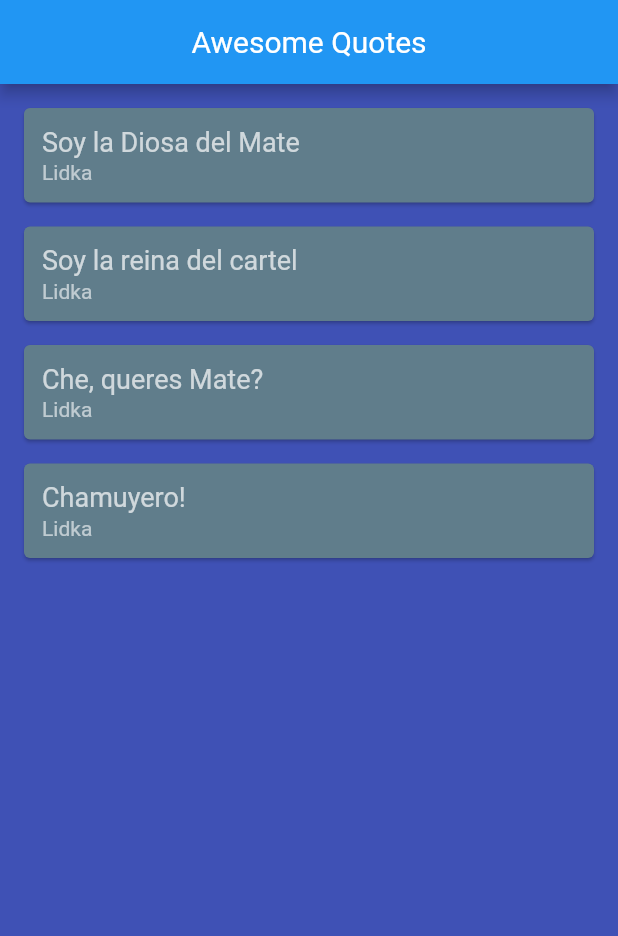
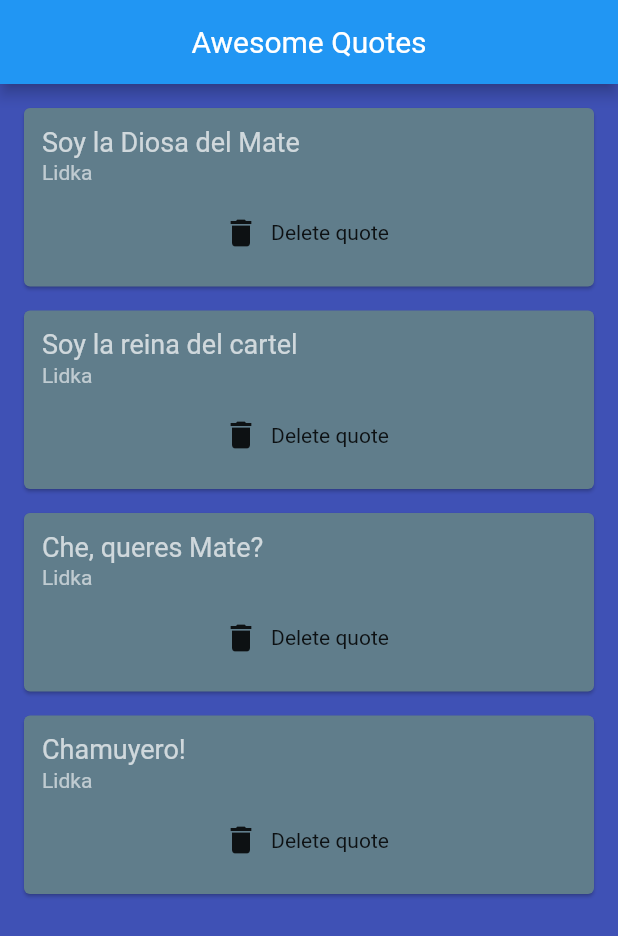
Before and after one commit to casprief/my_first_app, a Flutter app: the screen it shows after launch, on a phone screen of 412 x 824 dp. Shown: the top 936 px of the screen. Run offline on Flutter 3.47's test engine with Material 2 defaults, Android fonts, the light colour scheme and no system bars.

Commit message:
Pass function as a parameter

```diff
--- a/lib/main.dart
+++ b/lib/main.dart
@@ -150,7 +150,14 @@
       ),
       body: Column(
         children:
-          quotes.map((quote) => QuoteCard(quote: quote)).toList(),
+          quotes.map((quote) => QuoteCard(
+              quote: quote,
+              delete: (){
+                setState(() {
+                  quotes.remove(quote);
+                });
+              },
+          )).toList(),
       ),
     );
   }
--- a/lib/quote_card.dart
+++ b/lib/quote_card.dart
@@ -3,7 +3,8 @@
 
 class QuoteCard extends StatelessWidget {
   final Quote quote;
-  QuoteCard({this.quote});
+  final Function delete;
+  QuoteCard({this.quote, this.delete});
 
   @override
   Widget build(BuildContext context) {
@@ -28,6 +29,11 @@
                 color: Colors.white60,
               ),
             ),
+            SizedBox(height: 8.0),
+            FlatButton.icon(
+                onPressed: delete,
+                icon: Icon(Icons.delete),
+                label: Text('Delete quote'))
           ],
         ),
       ),
```
